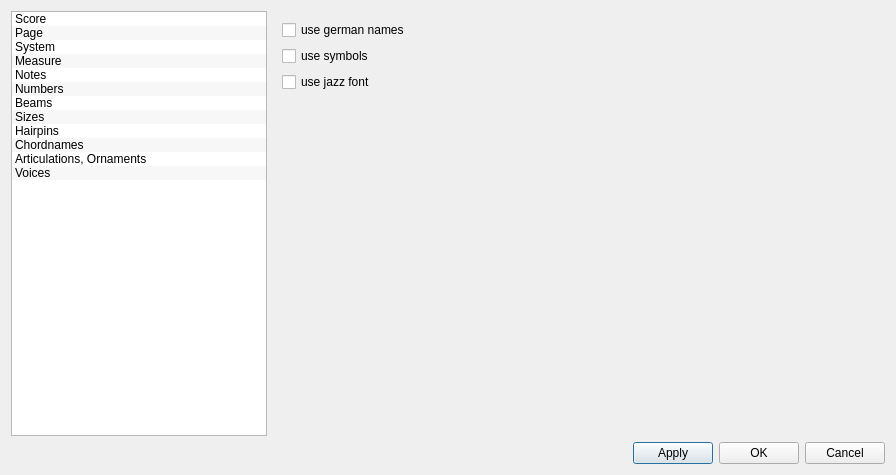
Old version of the form mscore/mscore/editstyle.ui in the repository musescore/musescore-old.
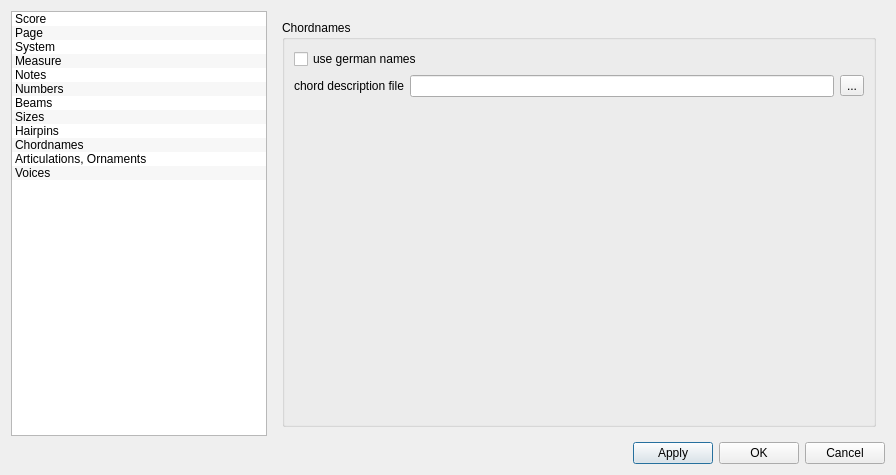
New version of the form. The open tabs and pages were chosen to show the change.

Diff of the .ui file:
```diff
--- a/mscore/mscore/editstyle.ui
+++ b/mscore/mscore/editstyle.ui
@@ -1549,52 +1549,58 @@
       </layout>
      </widget>
      <widget class="QWidget" name="Seite_4">
-      <layout class="QGridLayout">
-       <item row="0" column="0">
+      <layout class="QVBoxLayout" name="verticalLayout_12">
+       <item>
+        <widget class="QGroupBox" name="groupBox_5">
+         <property name="title">
+          <string>Chordnames</string>
+         </property>
+         <property name="flat">
+          <bool>true</bool>
+         </property>
+         <layout class="QVBoxLayout" name="verticalLayout_11">
+          <item>
         <widget class="QCheckBox" name="useGermanNoteNames">
          <property name="text">
           <string>use german names</string>
          </property>
         </widget>
        </item>
-       <item row="0" column="1">
-        <spacer>
-         <property name="orientation">
-          <enum>Qt::Horizontal</enum>
-         </property>
-         <property name="sizeHint" stdset="0">
-          <size>
-           <width>40</width>
-           <height>20</height>
-          </size>
-         </property>
-        </spacer>
-       </item>
-       <item row="3" column="0">
-        <spacer>
+          <item>
+           <layout class="QHBoxLayout" name="horizontalLayout">
+            <item>
+             <widget class="QLabel" name="label_54">
+              <property name="text">
+               <string>chord description file</string>
+              </property>
+             </widget>
+            </item>
+            <item>
+             <widget class="QLineEdit" name="chordDescriptionFile"/>
+            </item>
+            <item>
+             <widget class="QToolButton" name="chordDescriptionFileButton">
+              <property name="text">
+               <string>...</string>
+              </property>
+             </widget>
+            </item>
+           </layout>
+          </item>
+          <item>
+           <spacer name="verticalSpacer_5">
          <property name="orientation">
           <enum>Qt::Vertical</enum>
          </property>
          <property name="sizeHint" stdset="0">
           <size>
            <width>20</width>
-           <height>40</height>
+              <height>303</height>
           </size>
          </property>
         </spacer>
        </item>
-       <item row="1" column="0">
-        <widget class="QCheckBox" name="chordNamesUseSymbols">
-         <property name="text">
-          <string>use symbols</string>
-         </property>
-        </widget>
-       </item>
-       <item row="2" column="0">
-        <widget class="QCheckBox" name="chordNamesUseJazzFont">
-         <property name="text">
-          <string>use jazz font</string>
-         </property>
+         </layout>
         </widget>
        </item>
       </layout>
```
Left out of the diff: 31 changed lines with no effect on the pictures. Lines whose indentation alone changed are shown as unchanged.
